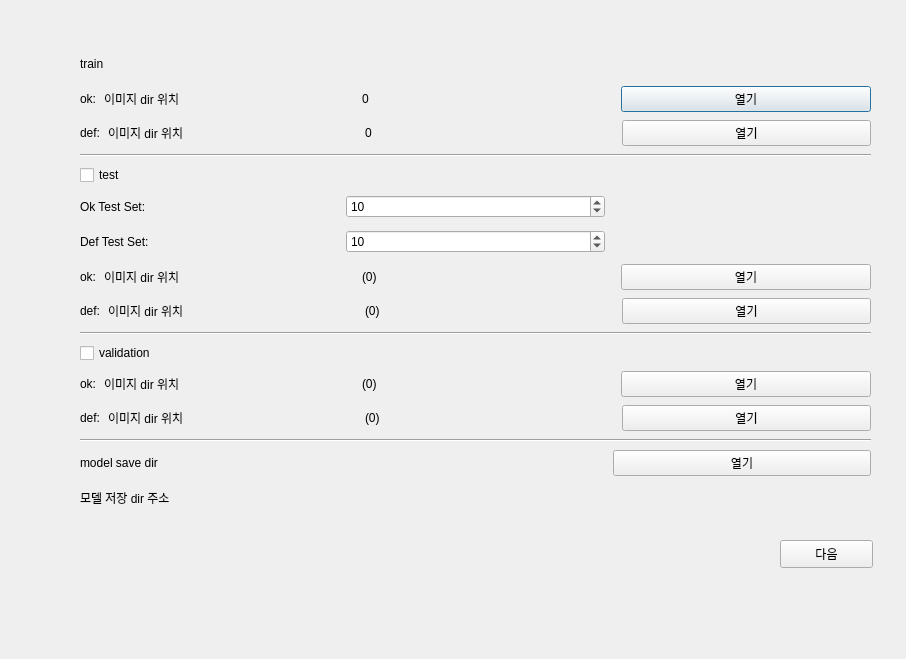
The window that GUI/training/training_init.ui (sdc-defect/QC-Process) describes before a commit, drawn with Qt 5.
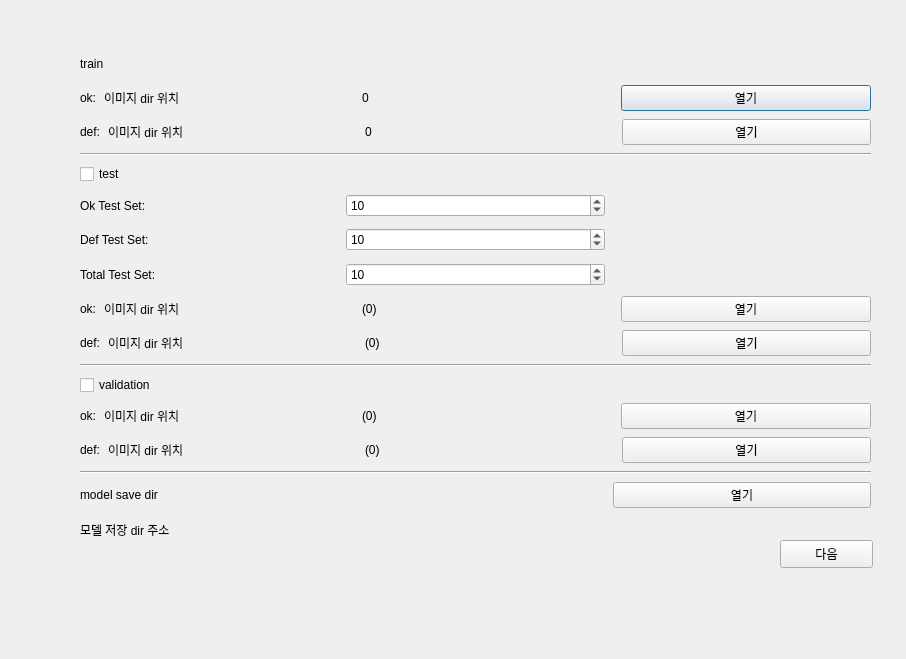
The same window after the commit.

Commit message: Feat. GUI: Test Set ok, def 합친 코드 추가

Patch:
```diff
--- a/GUI/training/training_init.ui
+++ b/GUI/training/training_init.ui
@@ -19,7 +19,7 @@
      <x>80</x>
      <y>50</y>
      <width>791</width>
-     <height>461</height>
+     <height>493</height>
     </rect>
    </property>
    <layout class="QVBoxLayout" name="verticalLayout">
@@ -188,6 +188,40 @@
       </item>
      </layout>
     </item>
+    <item>
+     <layout class="QHBoxLayout" name="totalTestSet">
+      <item>
+       <widget class="QLabel" name="labelTotalRatioTestTitle">
+        <property name="text">
+         <string>Total Test Set:</string>
+        </property>
+       </widget>
+      </item>
+      <item>
+       <widget class="QSpinBox" name="spinBoxTotalRatioTestCount">
+        <property name="minimum">
+         <number>5</number>
+        </property>
+        <property name="maximum">
+         <number>20</number>
+        </property>
+        <property name="singleStep">
+         <number>5</number>
+        </property>
+        <property name="value">
+         <number>10</number>
+        </property>
+       </widget>
+      </item>
+      <item>
+       <widget class="QLabel" name="labelTotalRatioTestCount">
+        <property name="text">
+         <string/>
+        </property>
+       </widget>
+      </item>
+     </layout>
+    </item>
     <item>
      <layout class="QHBoxLayout" name="testOk" stretch="0,1,1,1">
       <item>
```
The commit also changes 1 other file.
